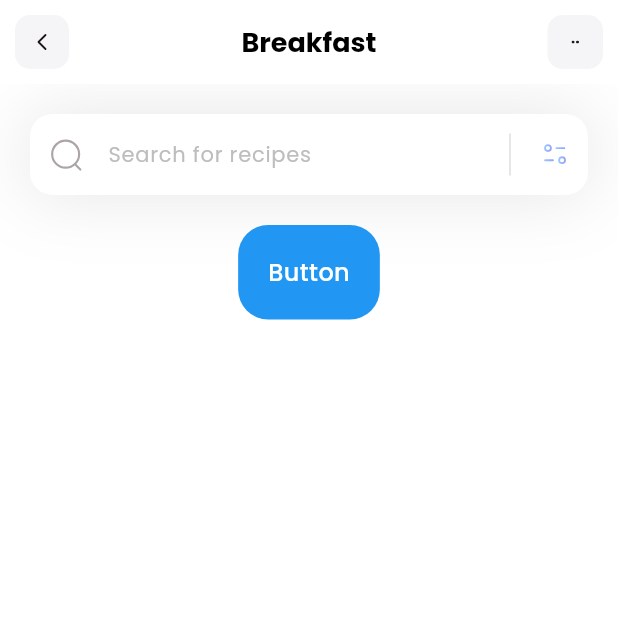
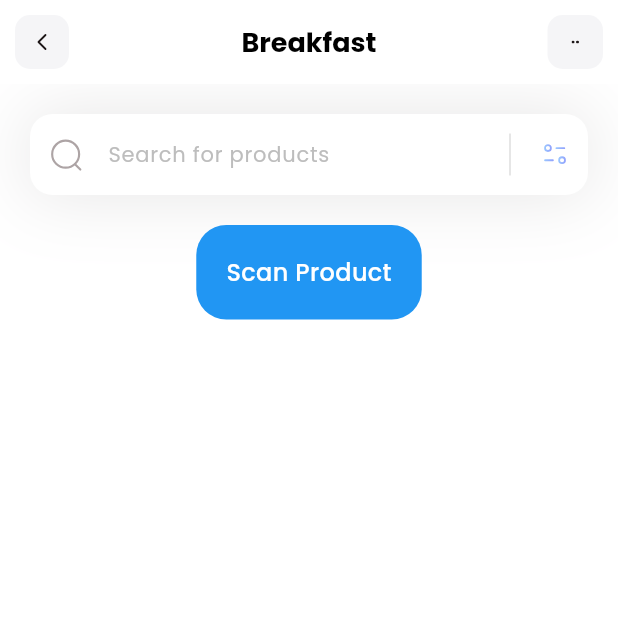
Before and after one commit to Zhantie/storeHelper, a Flutter app: the screen it shows after launch, on a phone screen of 412 x 824 dp, the top half of it. Run offline on Flutter 3.47's test engine with Material 3 defaults, Android fonts, the phone set to English and light mode, and no system bars; our stand-ins replace camera, flutter_svg, get, permission_handler; missing offline and left inert: flutter_tflite.

```diff
--- a/fitness/lib/pages/home.dart
+++ b/fitness/lib/pages/home.dart
@@ -29,7 +29,7 @@ class HomePage extends StatelessWidget {
               ),
               child: GestureDetector(
                 child: const Text(
-                  'Button',
+                  'Scan Product',
                   style: TextStyle(
                     color: Colors.white,
                     fontSize: 16,
@@ -68,7 +68,7 @@ class HomePage extends StatelessWidget {
         decoration: InputDecoration(
           filled: true,
           fillColor: Colors.white,
-          hintText: 'Search for recipes',
+          hintText: 'Search for products',
           hintStyle: TextStyle(
             color: Colors.grey[400],
             fontSize: 14,
```
Also changed, not shown: fitness/lib/controller/scan_controller.dart (+18 -2 lines), fitness/lib/views/camera_view.dart (+19 -2 lines), 1 other file.
